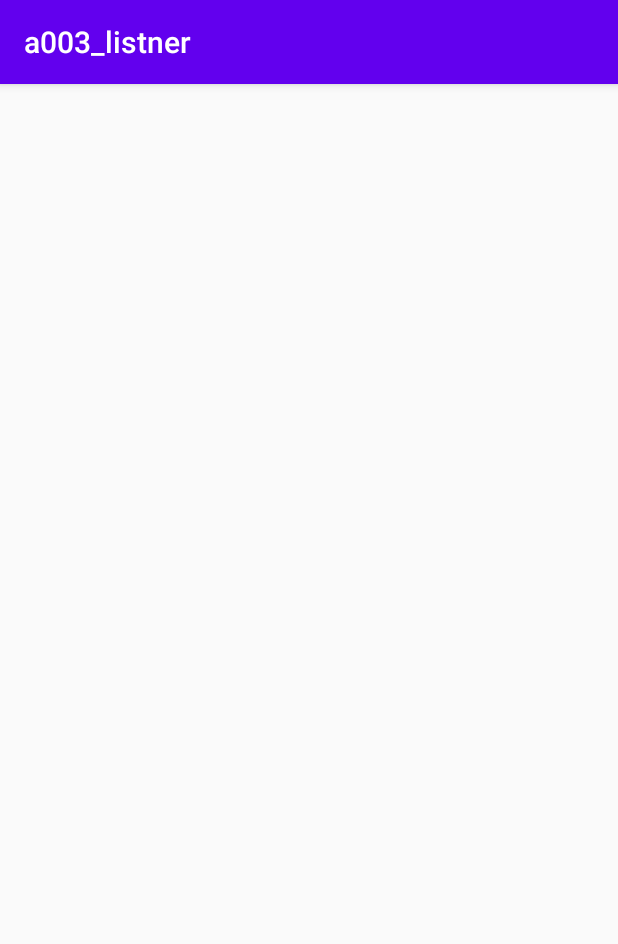
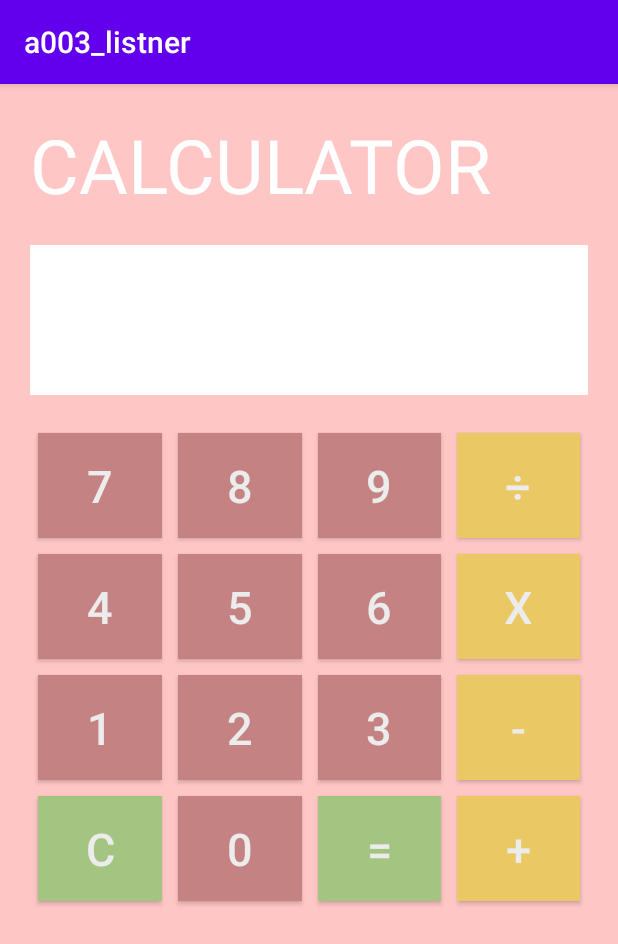
Before and after one commit to NAMYOONJOO/MyAndroidWork, an Android app: the screen it shows after launch (Main2Activity), on a phone screen of 412 x 824 dp. Shown: the top 944 px of the screen. Run offline under Robolectric (Android 15) with nearby library versions, the phone set to English and light mode, and no system bars.

Commit message:
과제 커밋 2020-04-15

```diff
--- a/a003_listner/src/main/java/com/lec/android/a003_listner/Main2Activity.java
+++ b/a003_listner/src/main/java/com/lec/android/a003_listner/Main2Activity.java
@@ -3,12 +3,155 @@ package com.lec.android.a003_listner;
 import androidx.appcompat.app.AppCompatActivity;
 
 import android.os.Bundle;
+import android.util.Log;
+import android.view.View;
+import android.widget.Button;
+import android.widget.EditText;
+import android.widget.TextView;
 
 public class Main2Activity extends AppCompatActivity {
     //계산기 앱 만들기
+    //연산기호가 하나 들어갈때만 계산가능해요
+
+    EditText et;
+    int num1=0;
+    int num2=0;
+    int result = 0;
+    boolean flag = true;
+
+    int calType =0;
     @Override
     protected void onCreate(Bundle savedInstanceState) {
         super.onCreate(savedInstanceState);
-        setContentView(R.layout.activity_main2);
+        setContentView(R.layout.calculator);
+
+        et = findViewById(R.id.result);
+
+
+
+        Button btn0 = findViewById(R.id.btn0);
+        Button btn1 = findViewById(R.id.btn1);
+        Button btn2 = findViewById(R.id.btn2);
+        Button btn3 = findViewById(R.id.btn3);
+        Button btn4 = findViewById(R.id.btn4);
+        Button btn5 = findViewById(R.id.btn5);
+        Button btn6 = findViewById(R.id.btn6);
+        Button btn7 = findViewById(R.id.btn7);
+        Button btn8 = findViewById(R.id.btn8);
+        Button btn9 = findViewById(R.id.btn9);
+
+        Button btnDiv = findViewById(R.id.btnDiv);
+        Button btnMul = findViewById(R.id.btnMul);
+        Button btnAdd = findViewById(R.id.btnAdd);
+        Button btnSub = findViewById(R.id.btnSub);
+
+        Button btnResult = findViewById(R.id.btnResult);
+        Button btnReset = findViewById(R.id.btnReset);
+
+
+        class calListener implements View.OnClickListener{
+            String cal;
+            public calListener(String cal){
+                this.cal = cal;
+            }
+
+            @Override
+            public void onClick(View v) {
+                if(cal.equals("x")) {
+                    calType = 1;
+                    num2 = num1;
+                    num1 = 0;
+                }else if(cal.equals("+")){
+                    calType = 2;
+                    num2 = num1;
+                    num1 = 0;
+                }else if(cal.equals("-")){
+                    calType = 3;
+                    num2 = num1;
+                    num1 = 0;
+                }else if(cal.equals("÷")){
+                    calType = 4;
+                    num2 = num1;
+                    num1 = 0;
+                }else if(cal.equals("0")){
+                    num1 = num1*10;
+                }else if(cal.equals("1")){
+                    num1 = num1*10+1;
+                }else if(cal.equals("2")){
+                    num1 = num1*10+2;
+                }else if(cal.equals("3")){
+                    num1 = num1*10+3;
+                }else if(cal.equals("4")){
+                    num1 = num1*10+4;
+                }else if(cal.equals("5")){
+                    num1 = num1*10+5;
+                }else if(cal.equals("6")){
+                    num1 = num1*10+6;
+                }else if(cal.equals("7")){
+                    num1 = num1*10+7;
+                }else if(cal.equals("8")){
+                    num1 = num1*10+8;
+                }else if(cal.equals("9")){
+                    num1 = num1*10+9;
+                }
+                if(flag==false){
+                    et.setText("");
+                    num1 = 0;
+                    num2 = 0;
+                    calType = 0;
+                    flag=true;
+                }
+                et.setText(et.getText().append(cal));
+
+            }
+        }
+        btnAdd.setOnClickListener(new calListener("+"));
+        btnSub.setOnClickListener(new calListener("-"));
+        btnMul.setOnClickListener(new calListener("x"));
+        btnDiv.setOnClickListener(new calListener("÷"));
+        btn0.setOnClickListener(new calListener("0"));
+        btn1.setOnClickListener(new calListener("1"));
+        btn2.setOnClickListener(new calListener("2"));
+        btn3.setOnClickListener(new calListener("3"));
+        btn4.setOnClickListener(new calListener("4"));
+        btn5.setOnClickListener(new calListener("5"));
+        btn6.setOnClickListener(new calListener("6"));
+        btn7.setOnClickListener(new calListener("7"));
+        btn8.setOnClickListener(new calListener("8"));
+        btn9.setOnClickListener(new calListener("9"));
+
+        btnReset.setOnClickListener(new View.OnClickListener() {
+            @Override
+            public void onClick(View v) {
+                num1=0;
+                num2=0;
+                calType=0;
+                et.setText("");
+            }
+        });
+
+        btnResult.setOnClickListener(new View.OnClickListener() {
+            @Override
+            public void onClick(View v) {
+                switch (calType) {
+                    case 1:
+                        result = num2 * num1;
+                        break;
+                    case 2:
+                        result = num2 + num1;
+                        break;
+                    case 3:
+                        result = num2 - num1;
+                        break;
+                    case 4:
+                        result = num2 / num1;
+                        break;
+
+                }
+                et.setText(result+" ");
+                flag = false;
+
+            }
+        });
     }
 }
--- a/a003_listner/src/main/res/layout/activity_main.xml
+++ b/a003_listner/src/main/res/layout/activity_main.xml
@@ -84,11 +84,11 @@
 
             <Button
                 android:id="@+id/btnD"
-                android:layout_width="wrap_content"
+                android:layout_width="139dp"
                 android:layout_height="wrap_content"
-                android:text="D"
                 android:layout_column="0"
-                android:tag="Donuts"/>
+                android:tag="Donuts"
+                android:text="D" />
 
             <Button
                 android:id="@+id/btnE"
--- /dev/null
+++ b/a003_listner/src/main/res/layout/calculator.xml
@@ -0,0 +1,237 @@
+<?xml version="1.0" encoding="utf-8"?>
+<LinearLayout xmlns:android="http://schemas.android.com/apk/res/android"
+    android:layout_width="match_parent"
+    android:layout_height="match_parent"
+    android:background="#FFC6C6"
+    android:orientation="vertical"
+    android:padding="20dp">
+
+    <TextView
+        android:id="@+id/textView"
+        android:layout_width="match_parent"
+        android:layout_height="wrap_content"
+        android:text="CALCULATOR"
+        android:textAppearance="@style/TextAppearance.AppCompat.Display1"
+        android:textColor="#ffffff"
+        android:textSize="50sp" />
+
+    <EditText
+        android:id="@+id/result"
+        android:layout_width="match_parent"
+        android:layout_height="100dp"
+        android:layout_marginTop="20dp"
+        android:layout_marginBottom="20dp"
+        android:background="#FFFFFF"
+        android:ems="10"
+        android:inputType="textPersonName"
+        android:padding="20dp"
+        android:text=" "
+        android:textColor="#000000"
+        android:textSize="50sp" />
+
+    <TableLayout
+        android:layout_width="match_parent"
+        android:layout_height="match_parent">
+
+        <TableRow
+            android:layout_width="match_parent"
+            android:layout_height="match_parent"
+            >
+
+            <Button
+                android:id="@+id/btn7"
+                android:layout_width="match_parent"
+                android:layout_height="70dp"
+                android:layout_column="0"
+                android:layout_margin="5dp"
+                android:layout_weight="1"
+                android:background="#C58282"
+                android:text="7"
+                android:textColor="#ECECEC"
+                android:textSize="30sp" />
+
+            <Button
+                android:id="@+id/btn8"
+                android:layout_width="match_parent"
+                android:layout_height="70dp"
+                android:layout_column="1"
+                android:layout_margin="5dp"
+                android:layout_weight="1"
+                android:background="#C58282"
+                android:text="8"
+                android:textColor="#ECECEC"
+                android:textSize="30sp" />
+
+            <Button
+                android:id="@+id/btn9"
+                android:layout_width="match_parent"
+                android:layout_height="70dp"
+                android:layout_column="2"
+                android:layout_margin="5dp"
+                android:layout_weight="1"
+                android:background="#C58282"
+                android:text="9"
+                android:textColor="#ECECEC"
+                android:textSize="30sp" />
+
+            <Button
+                android:id="@+id/btnDiv"
+                android:layout_width="match_parent"
+                android:layout_height="70dp"
+                android:layout_column="3"
+                android:layout_margin="5dp"
+                android:layout_weight="1"
+                android:background="#EAC864"
+                android:text="÷"
+                android:textColor="#ECECEC"
+                android:textSize="30sp" />
+        </TableRow>
+
+        <TableRow
+            android:layout_width="match_parent"
+            android:layout_height="match_parent">
+
+            <Button
+                android:id="@+id/btn4"
+                android:layout_width="match_parent"
+                android:layout_height="70dp"
+                android:layout_margin="5dp"
+                android:layout_weight="1"
+                android:background="#C58282"
+                android:text="4"
+                android:textColor="#ECECEC"
+                android:textSize="30sp" />
+
+            <Button
+                android:id="@+id/btn5"
+                android:layout_width="match_parent"
+                android:layout_height="70dp"
+                android:layout_margin="5dp"
+                android:layout_weight="1"
+                android:background="#C58282"
+                android:text="5"
+                android:textColor="#ECECEC"
+                android:textSize="30sp" />
+
+            <Button
+                android:id="@+id/btn6"
+                android:layout_width="match_parent"
+                android:layout_height="70dp"
+                android:layout_margin="5dp"
+                android:layout_weight="1"
+                android:background="#C58282"
+                android:text="6"
+                android:textColor="#ECECEC"
+                android:textSize="30sp" />
+
+            <Button
+                android:id="@+id/btnMul"
+                android:layout_width="match_parent"
+                android:layout_height="70dp"
+                android:layout_margin="5dp"
+                android:layout_weight="1"
+                android:background="#EAC864"
+                android:text="x"
+                android:textColor="#ECECEC"
+                android:textSize="30sp" />
+        </TableRow>
+
+        <TableRow
+            android:layout_width="match_parent"
+            android:layout_height="match_parent">
+
+            <Button
+                android:id="@+id/btn1"
+                android:layout_width="match_parent"
+                android:layout_height="70dp"
+                android:layout_margin="5dp"
+                android:layout_weight="1"
+                android:background="#C58282"
+                android:text="1"
+                android:textColor="#ECECEC"
+                android:textSize="30sp" />
+
+            <Button
+                android:id="@+id/btn2"
+                android:layout_width="match_parent"
+                android:layout_height="70dp"
+                android:layout_margin="5dp"
+                android:layout_weight="1"
+                android:background="#C58282"
+                android:text="2"
+                android:textColor="#ECECEC"
+                android:textSize="30sp" />
+
+            <Button
+                android:id="@+id/btn3"
+                android:layout_width="match_parent"
+                android:layout_height="70dp"
+                android:layout_margin="5dp"
+                android:layout_weight="1"
+                android:background="#C58282"
+                android:text="3"
+                android:textColor="#ECECEC"
+                android:textSize="30sp" />
+
+            <Button
+                android:id="@+id/btnSub"
+                android:layout_width="match_parent"
+                android:layout_height="70dp"
+                android:layout_margin="5dp"
+                android:layout_weight="1"
+                android:background="#EAC864"
+                android:text="-"
+                android:textColor="#ECECEC"
+                android:textSize="30sp" />
+        </TableRow>
+
+        <TableRow
+            android:layout_width="match_parent"
+            android:layout_height="match_parent">
+
+            <Button
+                android:id="@+id/btnReset"
+                android:layout_width="match_parent"
+                android:layout_height="70dp"
+                android:layout_margin="5dp"
+                android:layout_weight="1"
+                android:background="#A4C582"
+                android:text="C"
+                android:textColor="#ECECEC"
+                android:textSize="30sp" />
+
+            <Button
+                android:id="@+id/btn0"
+                android:layout_width="match_parent"
+                android:layout_height="70dp"
+                android:layout_margin="5dp"
+                android:layout_weight="1"
+                android:background="#C58282"
+                android:text="0"
+                android:textColor="#ECECEC"
+                android:textSize="30sp" />
+
+            <Button
+                android:id="@+id/btnResult"
+                android:layout_width="match_parent"
+                android:layout_height="70dp"
+                android:layout_margin="5dp"
+                android:layout_weight="1"
+                android:background="#A4C582"
+                android:text="="
+                android:textColor="#ECECEC"
+                android:textSize="30sp" />
+
+            <Button
+                android:id="@+id/btnAdd"
+                android:layout_width="match_parent"
+                android:layout_height="70dp"
+                android:layout_margin="5dp"
+                android:layout_weight="1"
+                android:background="#EAC864"
+                android:text="+"
+                android:textColor="#ECECEC"
+                android:textSize="30sp" />
+        </TableRow>
+    </TableLayout>
+</LinearLayout>
```
